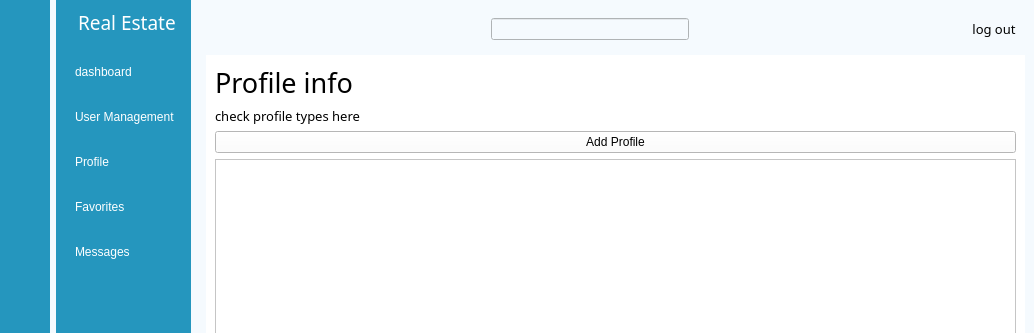
First picture: the form in AdminMenu.ui, repository EricLi0473/CSIT314, before the edit; both pictures show x 0 to 1034 and y 0 to 333 of the 1034 by 763 pixel window.
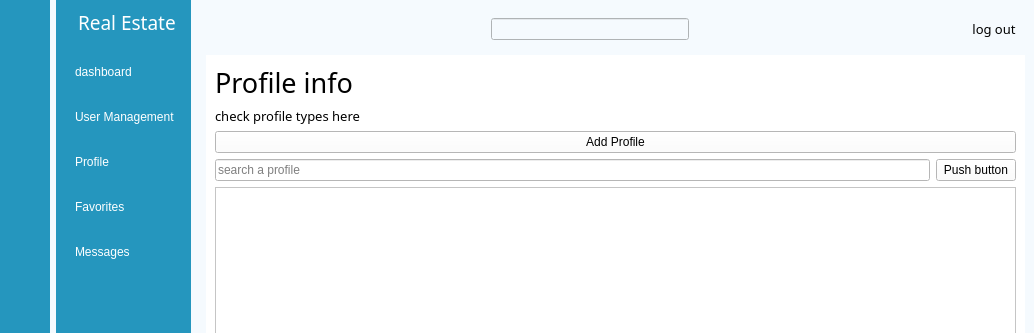
Second picture: the form after the edit. The open tabs and pages were chosen to show the change. Icons and pictures are not drawn. Custom widgets are drawn as their Qt base class.

Diff of the .ui file:
```diff
--- a/AdminMenu.ui
+++ b/AdminMenu.ui
@@ -10,6 +10,12 @@
     <height>763</height>
    </rect>
   </property>
+  <property name="minimumSize">
+   <size>
+    <width>120</width>
+    <height>0</height>
+   </size>
+  </property>
   <property name="windowTitle">
    <string>MainWindow</string>
   </property>
@@ -524,8 +530,8 @@
           </layout>
          </widget>
          <widget class="QWidget" name="page_profile">
-          <layout class="QVBoxLayout" name="verticalLayout_6">
-           <item>
+          <layout class="QGridLayout" name="gridLayout_3">
+           <item row="0" column="0">
             <widget class="QLabel" name="label_6">
              <property name="font">
               <font>
@@ -562,7 +568,25 @@
              </property>
             </widget>
            </item>
-           <item>
+           <item row="3" column="0">
+            <layout class="QHBoxLayout" name="horizontalLayout_6">
+             <item>
+              <widget class="SearchLineEdit" name="SearchLineEdit_2">
+               <property name="placeholderText">
+                <string>search a profile</string>
+               </property>
+              </widget>
+             </item>
+             <item>
+              <widget class="PushButton" name="btn_search_profile">
+               <property name="text">
+                <string>Push button</string>
+               </property>
+              </widget>
+             </item>
+            </layout>
+           </item>
+           <item row="4" column="0">
             <widget class="RoundListWidget" name="RoundListWidget"/>
            </item>
           </layout>
```
Left out of the diff: 19 changed lines with no effect on the pictures.
